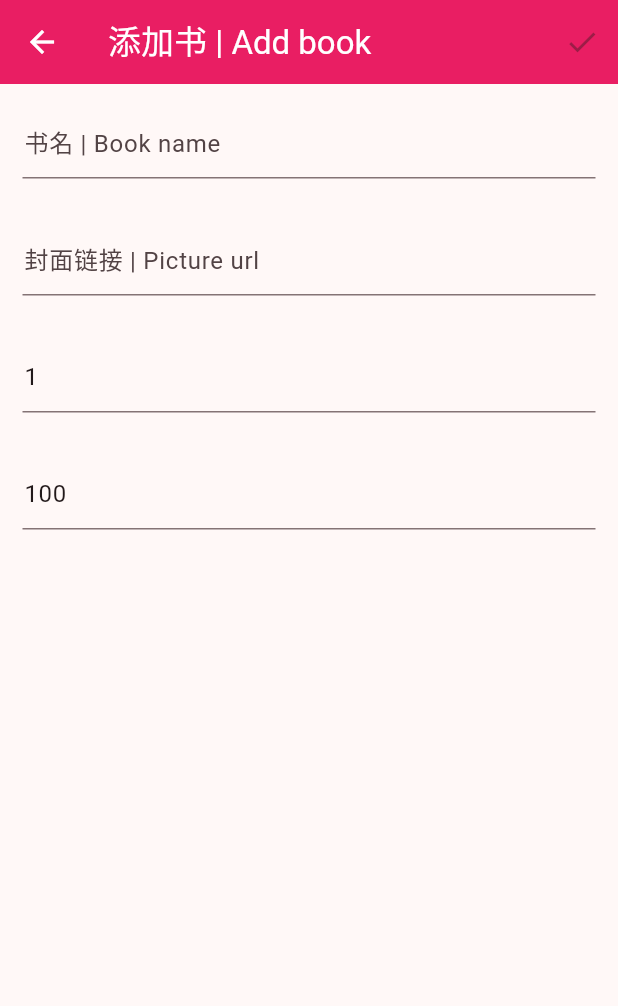
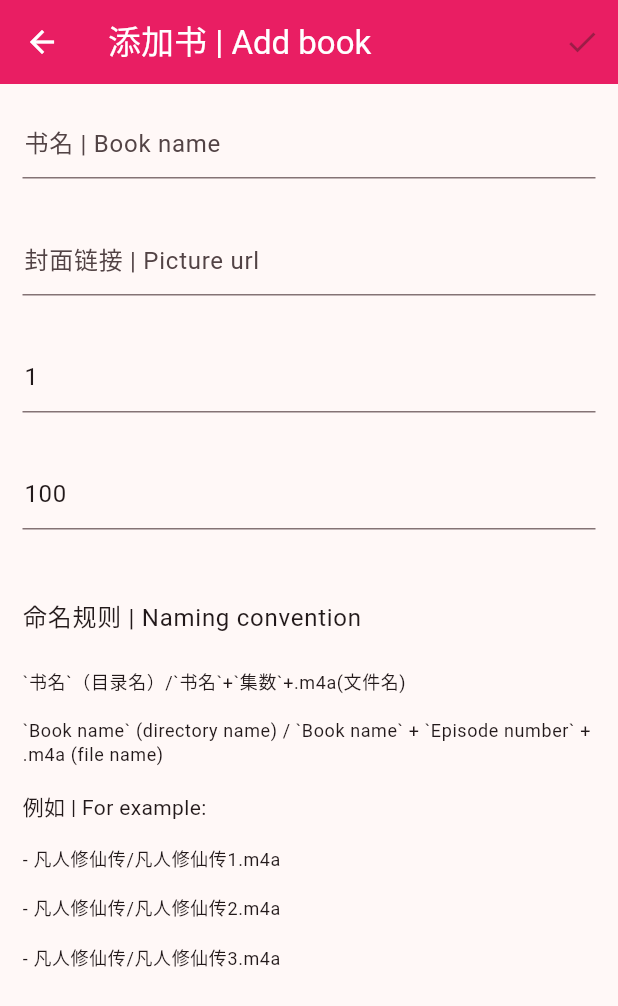
Before and after one commit to shareven/audiobook, a Flutter app: the AddBook screen opened directly, on a phone screen of 412 x 824 dp. Shown: the top 1006 px of the screen. Run offline on Flutter 3.47's test engine with Material 3 defaults, Android fonts, the phone set to English and light mode, and no system bars; drawn by our look-alikes of overlay_support; our stand-ins replace cached_network_image, connectivity, dio, file_picker, just_audio, just_audio_background and 3 more; missing offline and left inert: audio_session; accounts and stored records are empty; network calls fail; statements that could not run were skipped.

Commit message:
Add naming convention

```diff
--- a/lib/pages/audio/AddBook.dart
+++ b/lib/pages/audio/AddBook.dart
@@ -9,10 +9,11 @@ class AddBook extends StatefulWidget {
 }
 
 class _AddBookState extends State<AddBook> {
-  String _bookName = "";
-  String _artUrl = "";
-  int _start = 1;
-  int _end = 100;
+  final _formKey = GlobalKey<FormState>();
+  bool _enableBtn = false;
+  TextEditingController _bookNameController =
+      new TextEditingController(text: "");
+  TextEditingController _artUrlController = new TextEditingController(text: "");
   TextEditingController _startController = new TextEditingController(text: "1");
   TextEditingController _endController = new TextEditingController(text: "100");
   FocusNode _focusNodeBookName = FocusNode();
@@ -32,12 +33,17 @@ class _AddBookState extends State<AddBook> {
     _focusNodeArtUrl.dispose();
     _focusNodeStart.dispose();
     _focusNodeEnd.dispose();
+    _bookNameController.dispose();
+    _artUrlController.dispose();
     _startController.dispose();
     _endController.dispose();
   }
 
   Future _post() async {
-    BookModel book = BookModel(_bookName, _artUrl, _start, _end);
+    int? start = int.tryParse(_startController.text);
+    int? end = int.tryParse(_endController.text);
+    BookModel book = BookModel(
+        _bookNameController.text, _artUrlController.text, start!, end!);
     List<BookModel> books = await LocalStorage.getBooksVal();
     int index = books.indexWhere((e) => e.name == book.name);
     if (index != -1) {
@@ -56,24 +62,29 @@ class _AddBookState extends State<AddBook> {
           title: Text("添加书 | Add book"),
           actions: [
             IconButton(
-                onPressed: _bookName.isNotEmpty ? _post : null,
-                icon: Icon(Icons.check))
+                onPressed: _enableBtn ? _post : null, icon: Icon(Icons.check))
           ],
         ),
         body: Form(
-          child: Column(
+          key: _formKey,
+          autovalidateMode: AutovalidateMode.onUserInteraction,
+          onChanged: () =>
+              setState(() => _enableBtn = _formKey.currentState!.validate()),
+          child: ListView(
             children: [
               Padding(
                 padding: const EdgeInsets.all(15.0),
-                child: TextField(
-                  onChanged: (e) {
-                    setState(() {
-                      _bookName = e.trim();
-                    });
+                child: TextFormField(
+                  validator: (v) {
+                    if (v != null && v.trim().isEmpty) {
+                      return "不能为空 | Required";
+                    }
+                    return null;
                   },
                   focusNode: _focusNodeBookName,
+                  controller: _bookNameController,
                   textInputAction: TextInputAction.next,
-                  onSubmitted: (e) => _focusNodeArtUrl.requestFocus(),
+                  onFieldSubmitted: (e) => _focusNodeArtUrl.requestFocus(),
                   decoration: InputDecoration(
                     contentPadding: EdgeInsets.all(1),
                     hintText: "书名 | Book name",
@@ -82,15 +93,20 @@ class _AddBookState extends State<AddBook> {
               ),
               Padding(
                 padding: const EdgeInsets.all(15.0),
-                child: TextField(
-                  onChanged: (e) {
-                    setState(() {
-                      _artUrl = e.trim();
-                    });
+                child: TextFormField(
+                  validator: (v) {
+                    if (v != null && v.trim().isEmpty) {
+                      return "不能为空 | Required";
+                    }
+                    if (v != null && !v.trim().startsWith("http")) {
+                      return "需http开头 | Must start with http";
+                    }
+                    return null;
                   },
                   focusNode: _focusNodeArtUrl,
+                  controller: _artUrlController,
                   textInputAction: TextInputAction.next,
-                  onSubmitted: (e) => _focusNodeStart.requestFocus(),
+                  onFieldSubmitted: (e) => _focusNodeStart.requestFocus(),
                   decoration: InputDecoration(
                     contentPadding: EdgeInsets.all(1),
                     hintText: "封面链接 | Picture url",
@@ -99,20 +115,20 @@ class _AddBookState extends State<AddBook> {
               ),
               Padding(
                 padding: const EdgeInsets.all(15.0),
-                child: TextField(
-                  onChanged: (e) {
-                    var val = e.trim();
-                    if (val.isNotEmpty) {
-                      setState(() {
-                        _start = int.parse(val);
-                      });
+                child: TextFormField(
+                  validator: (v) {
+                    String val = v!.trim();
+                    if (val.isEmpty) return "不能为空 | Required";
+                    if (int.tryParse(val) == null || int.parse(val) < 0) {
+                      return "不是正整数 | Must positive integer";
                     }
+                    return null;
                   },
                   keyboardType: TextInputType.number,
                   focusNode: _focusNodeStart,
                   controller: _startController,
                   textInputAction: TextInputAction.next,
-                  onSubmitted: (e) => _focusNodeEnd.requestFocus(),
+                  onFieldSubmitted: (e) => _focusNodeEnd.requestFocus(),
                   decoration: InputDecoration(
                     contentPadding: EdgeInsets.all(1),
                     hintText: "开始集数 | Start Episode",
@@ -121,19 +137,19 @@ class _AddBookState extends State<AddBook> {
               ),
               Padding(
                 padding: const EdgeInsets.all(15.0),
-                child: TextField(
-                  onChanged: (e) {
-                    var val = e.trim();
-                    if (val.isNotEmpty) {
-                      setState(() {
-                        _end = int.parse(val);
-                      });
+                child: TextFormField(
+                  validator: (v) {
+                    String val = v!.trim();
+                    if (val.isEmpty) return "不能为空 | Required";
+                    if (int.tryParse(val) == null || int.parse(val) < 0) {
+                      return "不是正整数 | Must positive integer";
                     }
+                    return null;
                   },
                   keyboardType: TextInputType.number,
                   focusNode: _focusNodeEnd,
                   controller: _endController,
-                  onSubmitted: (e) => _post(),
+                  onFieldSubmitted: (e) => _enableBtn ? _post() : null,
                   textInputAction: TextInputAction.send,
                   decoration: InputDecoration(
                     contentPadding: EdgeInsets.all(1),
@@ -141,8 +157,69 @@ class _AddBookState extends State<AddBook> {
                   ),
                 ),
               ),
+              TextWidget(),
             ],
           ),
         ));
   }
+
+  Widget TextWidget() {
+    return Padding(
+      padding: const EdgeInsets.all(15.0),
+      child: Column(
+        crossAxisAlignment: CrossAxisAlignment.start,
+        children: [
+          Padding(
+            padding: const EdgeInsets.symmetric(vertical: 15),
+            child: Text(
+              "命名规则 | Naming convention",
+              style: Theme.of(context).textTheme.bodyLarge,
+            ),
+          ),
+          Padding(
+            padding: const EdgeInsets.symmetric(vertical: 8),
+            child: Text(
+              "`书名`（目录名）/`书名`+`集数`+.m4a(文件名)",
+              style: Theme.of(context).textTheme.bodySmall,
+            ),
+          ),
+          Padding(
+            padding: const EdgeInsets.symmetric(vertical: 8),
+            child: Text(
+              "`Book name` (directory name) / `Book name` + `Episode number` + .m4a (file name)",
+              style: Theme.of(context).textTheme.bodySmall,
+            ),
+          ),
+          Padding(
+            padding: const EdgeInsets.symmetric(vertical: 8),
+            child: Text(
+              "例如 | For example:",
+              style: Theme.of(context).textTheme.bodyMedium,
+            ),
+          ),
+          Padding(
+            padding: const EdgeInsets.symmetric(vertical: 8),
+            child: Text(
+              "- 凡人修仙传/凡人修仙传1.m4a",
+              style: Theme.of(context).textTheme.bodySmall,
+            ),
+          ),
+          Padding(
+            padding: const EdgeInsets.symmetric(vertical: 8),
+            child: Text(
+              "- 凡人修仙传/凡人修仙传2.m4a",
+              style: Theme.of(context).textTheme.bodySmall,
+            ),
+          ),
+          Padding(
+            padding: const EdgeInsets.symmetric(vertical: 8),
+            child: Text(
+              "- 凡人修仙传/凡人修仙传3.m4a",
+              style: Theme.of(context).textTheme.bodySmall,
+            ),
+          ),
+        ],
+      ),
+    );
+  }
 }
--- a/lib/pages/audio/Audio.dart
+++ b/lib/pages/audio/Audio.dart
@@ -106,8 +106,7 @@ class _AudioState extends State<Audio> {
                               width: 400,
                               height: 400,
                               imageUrl: '${metadata.artUri!}',
-                              errorWidget: (context, url, error) =>
-                                  EmptyImage(
+                              errorWidget: (context, url, error) => EmptyImage(
                                 size: 250,
                               ),
                             ),
@@ -140,7 +139,7 @@ class _AudioState extends State<Audio> {
             ),
             const SizedBox(height: 8.0),
             SizedBox(
-              height: 240.0,
+              height: 340.0,
               child: StreamBuilder<SequenceState?>(
                 stream: player.sequenceStateStream,
                 builder: (context, snapshot) {
--- a/lib/pages/audio/SettingBook.dart
+++ b/lib/pages/audio/SettingBook.dart
@@ -188,7 +188,7 @@ class _SettingBookState extends State<SettingBook> {
                     String val = v!.trim();
                     if (val.isEmpty) return "不能为空 | Required";
                     if (int.tryParse(val) == null || int.parse(val) < 0) {
-                      return "不是数字 | Must number";
+                      return "不是正整数 | Must positive integer";
                     }
                     return null;
                   },
@@ -217,7 +217,7 @@ class _SettingBookState extends State<SettingBook> {
                     String val = v!.trim();
                     if (val.isEmpty) return "不能为空 | Required";
                     if (int.tryParse(val) == null || int.parse(val) < 0) {
-                      return "不是数字 | Must number";
+                      return "不是正整数 | Must positive integer";
                     }
                     return null;
                   },
```
Also changed, not shown: images/audiobook4.jpg.
